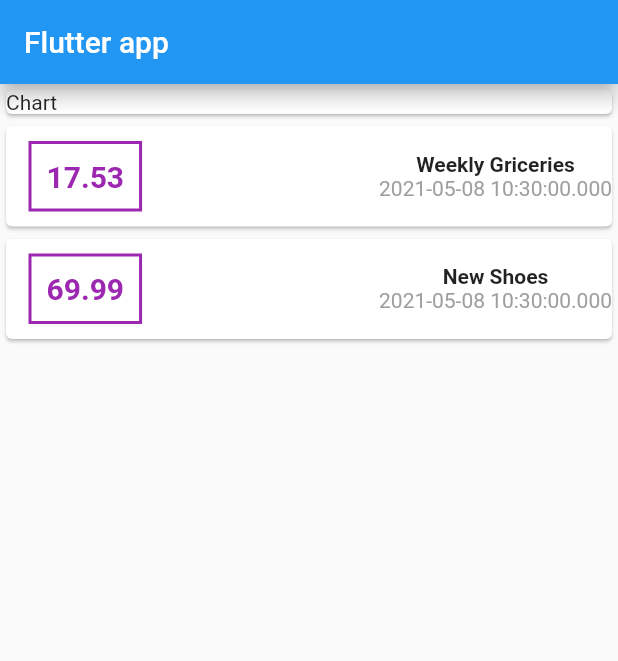
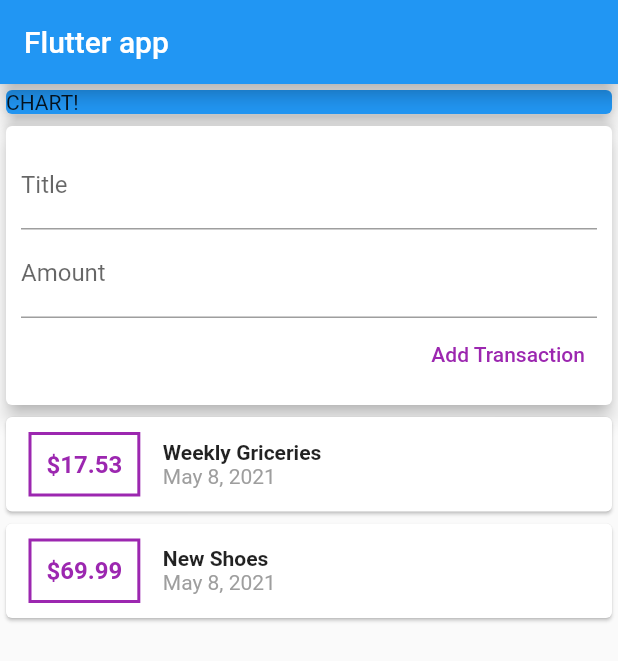
Before and after one commit to mentoster/Flutter_edu, a Flutter app: the screen it shows after launch, on a phone screen of 412 x 824 dp. Shown: the top 661 px of the screen. Run offline on Flutter 3.47's test engine with Material 2 defaults, Android fonts, the phone set to English and light mode, and no system bars; missing offline and left inert: dart:ffi.

Commit message:
add new card - add transaction

```diff
--- a/personal_expenses/lib/main.dart
+++ b/personal_expenses/lib/main.dart
@@ -1,4 +1,5 @@
 import 'package:flutter/material.dart';
+import 'package:intl/intl.dart';
 import 'package:personal_expenses/Colors.dart';
 import 'package:personal_expenses/transaction.dart';
 
@@ -22,7 +23,7 @@ class MyApp extends StatelessWidget {
 class MyHomePage extends StatelessWidget {
   MyHomePage({Key? key, required this.title}) : super(key: key);
   final String title;
-  final List<Transaction> transactions = [
+  final List<Transaction> _transactions = [
     Transaction(
       't2',
       'Weekly Griceries',
@@ -47,15 +48,43 @@ class MyHomePage extends StatelessWidget {
           mainAxisAlignment: MainAxisAlignment.start,
           crossAxisAlignment: CrossAxisAlignment.stretch,
           children: <Widget>[
+            Container(
+              width: double.infinity,
+              child: Card(
+                color: Colors.blue,
+                child: Text('CHART!'),
+                elevation: 5,
+              ),
+            ),
             Card(
-              child: Text('Chart'),
+              elevation: 5,
+              child: Container(
+                padding: EdgeInsets.all(10),
+                child: Column(
+                  crossAxisAlignment: CrossAxisAlignment.end,
+                  children: <Widget>[
+                    TextField(
+                      decoration: InputDecoration(labelText: 'Title'),
+                    ),
+                    TextField(
+                      decoration: InputDecoration(labelText: 'Amount'),
+                    ),
+                    TextButton(
+                      child: Text(
+                        'Add Transaction',
+                        style: TextStyle(color: AppColors.secondColor),
+                      ),
+                      onPressed: () {},
+                    ),
+                  ],
+                ),
+              ),
             ),
             Column(
               crossAxisAlignment: CrossAxisAlignment.stretch,
-              children: transactions.map((tx) {
+              children: _transactions.map((tx) {
                 return Card(
                   child: Row(
-                    mainAxisAlignment: MainAxisAlignment.spaceBetween,
                     children: <Widget>[
                       Container(
                         margin:
@@ -66,14 +95,15 @@ class MyHomePage extends StatelessWidget {
                           width: 2,
                         )),
                         padding: EdgeInsets.all(10),
-                        child: Text(tx.amount.toString(),
+                        child: Text('\$${tx.amount}',
                             style: TextStyle(
-                              fontSize: 20,
+                              fontSize: 16,
                               fontWeight: FontWeight.bold,
                               color: AppColors.secondColor,
                             )),
                       ),
                       Column(
+                        crossAxisAlignment: CrossAxisAlignment.start,
                         children: <Widget>[
                           Text(
                             tx.title,
@@ -81,7 +111,7 @@ class MyHomePage extends StatelessWidget {
                                 fontSize: 14, fontWeight: FontWeight.bold),
                           ),
                           Text(
-                            tx.date.toString(),
+                            DateFormat.yMMMd().format(tx.date),
                             style: TextStyle(color: Colors.grey),
                           ),
                         ],
--- a/personal_expenses/pubspec.yaml
+++ b/personal_expenses/pubspec.yaml
@@ -28,6 +28,7 @@ dependencies:
   # The following adds the Cupertino Icons font to your application.
   # Use with the CupertinoIcons class for iOS style icons.
   cupertino_icons: ^1.0.2
+  intl: ^0.17.0
 
 dev_dependencies:
   flutter_test:
```
